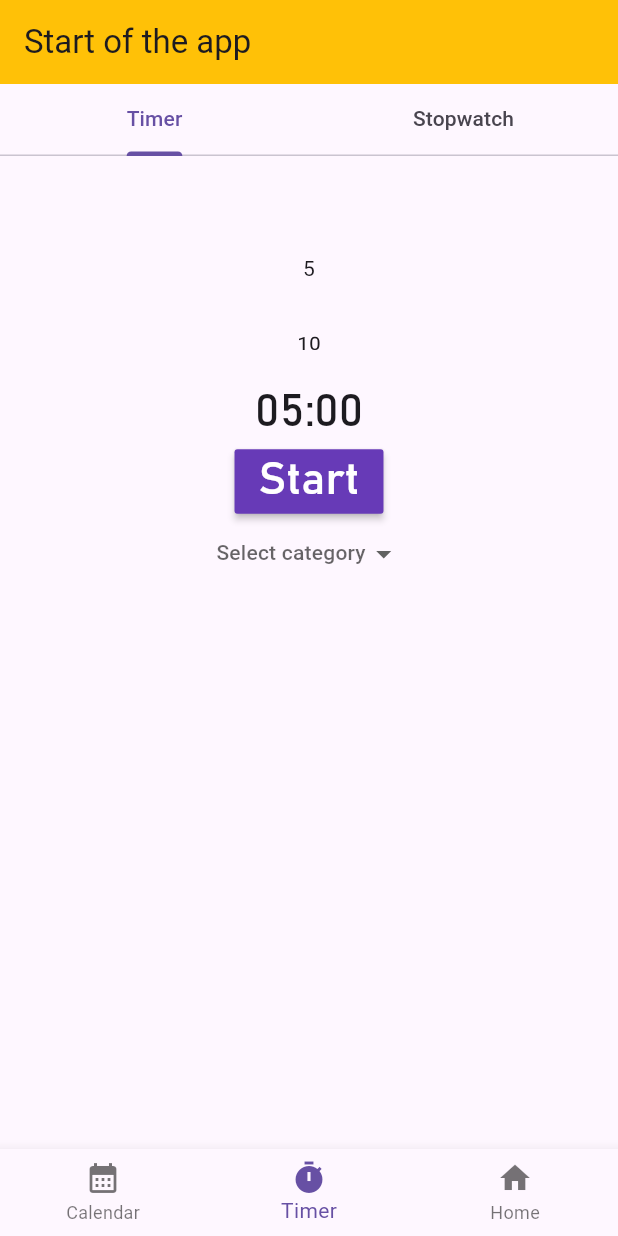
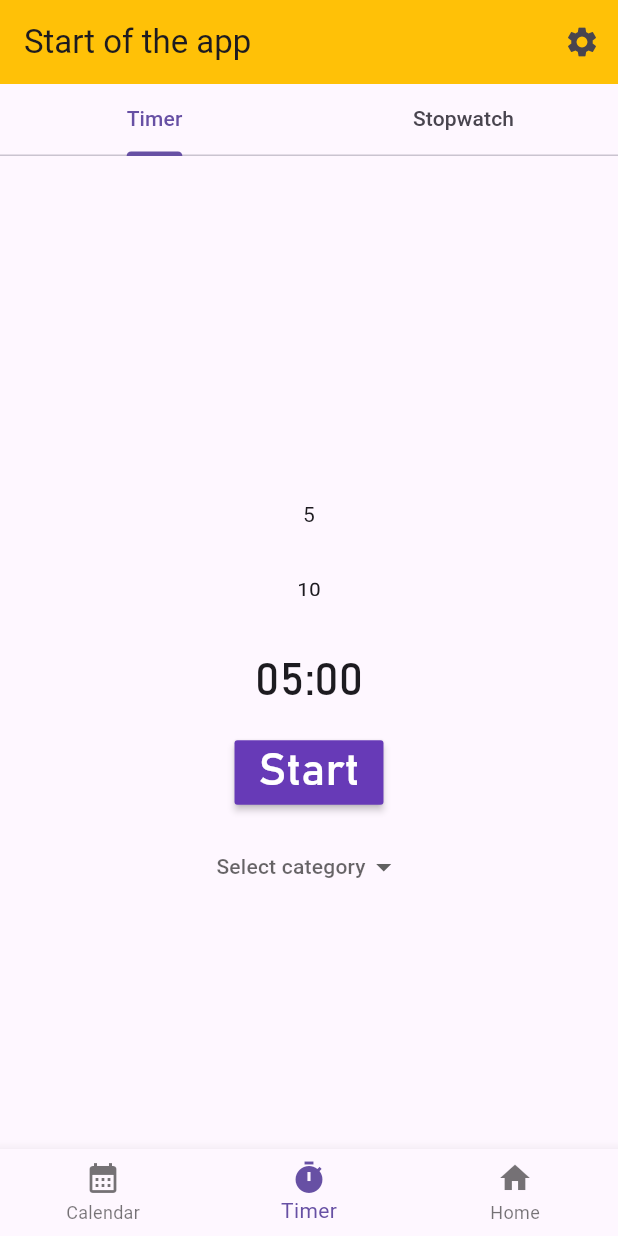
Before and after one commit to BranislavFech/myApp, a Flutter app: the screen it shows after launch, item 2 of the bottom bar chosen, on a phone screen of 412 x 824 dp. Run offline on Flutter 3.47's test engine with Material 3 defaults, Android fonts, the phone set to English and light mode, and no system bars; our stand-ins replace sqflite, table_calendar; accounts and stored records are empty.

```diff
--- a/lib/main.dart
+++ b/lib/main.dart
@@ -7,6 +7,7 @@ import 'sections/calendar_section.dart';
 import 'sections/timer_section.dart';
 import 'sections/stopwatch_section.dart';
 import 'sections/teeth_section.dart';
+import 'package:myapp/settings_page.dart';
 
 void main() async {
   WidgetsFlutterBinding.ensureInitialized();
@@ -112,10 +113,23 @@ class _MyAppState extends State<MyApp> {
     ];
 
     return MaterialApp(
-      home: Scaffold(
+      home: Builder(
+        builder: (context) {
+          return Scaffold(
             appBar: AppBar(
               backgroundColor: Colors.amber,
               title: const Text('Start of the app'),
+              actions: [
+                IconButton(
+                  onPressed: () {
+                    Navigator.push(
+                      context,
+                      MaterialPageRoute(builder: (context) => SettingsPage()),
+                    );
+                  },
+                  icon: Icon(Icons.settings),
+                ),
+              ],
             ),
             body: _widgetOptions[_selectedIndex],
             bottomNavigationBar: BottomNavigationBar(
@@ -124,12 +138,17 @@ class _MyAppState extends State<MyApp> {
                   icon: Icon(Icons.calendar_month),
                   label: 'Calendar',
                 ),
-            BottomNavigationBarItem(icon: Icon(Icons.timer), label: 'Timer'),
+                BottomNavigationBarItem(
+                  icon: Icon(Icons.timer),
+                  label: 'Timer',
+                ),
                 BottomNavigationBarItem(icon: Icon(Icons.home), label: 'Home'),
               ],
               currentIndex: _selectedIndex,
               onTap: _onItemTapped,
             ),
+          );
+        },
       ),
     );
   }
--- a/lib/sections/timer_section.dart
+++ b/lib/sections/timer_section.dart
@@ -76,6 +76,8 @@ class _TimerSectionState extends State<TimerSection> {
   @override
   Widget build(BuildContext context) {
     return Column(
+      spacing: 15,
+      mainAxisAlignment: MainAxisAlignment.center,
       children: [
         Container(
           height: 150,
```
Also changed, not shown: lib/settings_page.dart (added, +15 -0 lines), 1 other file. Lines whose indentation alone changed are shown as unchanged.
